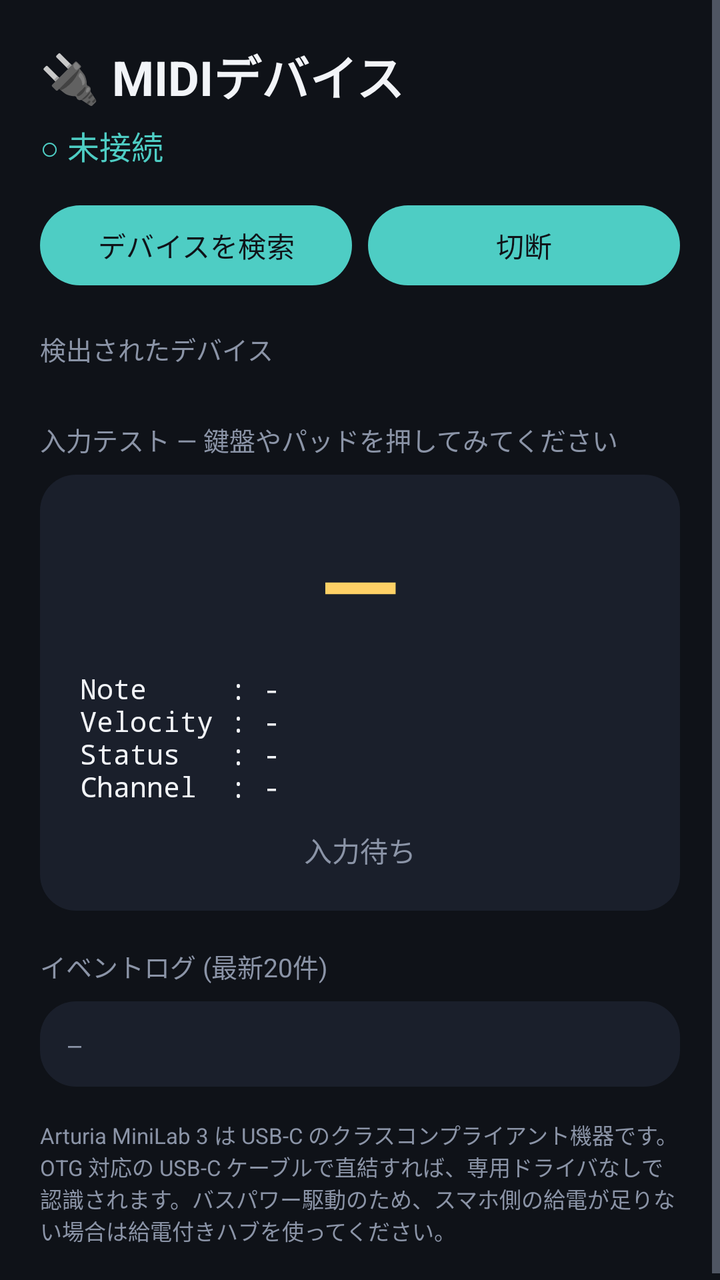
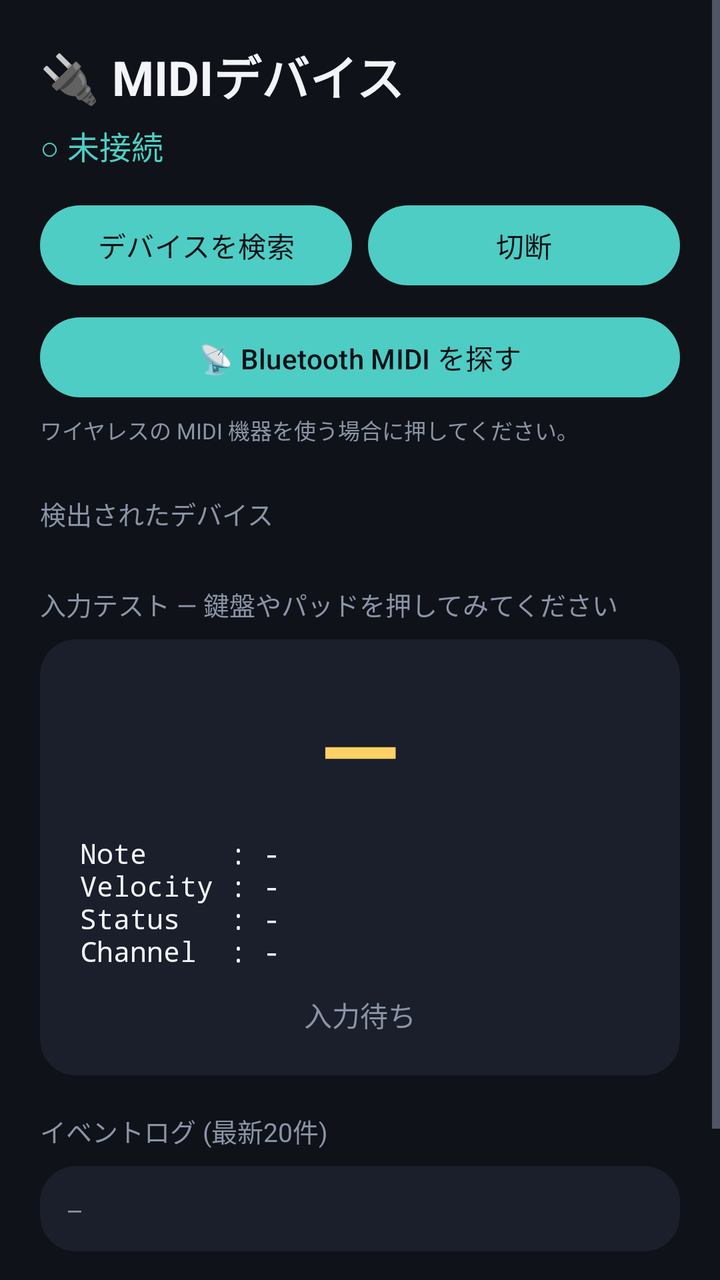

Compare the two renders of this Android layout. The source of the first and the diff that turns it into the second are given below.
<!-- AndroidManifest.xml: application theme Theme.MusicRoom -->
<!-- res/layout/activity_midi.xml -->
<?xml version="1.0" encoding="utf-8"?>
<ScrollView xmlns:android="http://schemas.android.com/apk/res/android"
    android:layout_width="match_parent"
    android:layout_height="match_parent"
    android:background="@color/bg"
    android:fillViewport="true">

    <LinearLayout
        android:layout_width="match_parent"
        android:layout_height="wrap_content"
        android:orientation="vertical"
        android:padding="20dp">

        <TextView
            android:layout_width="wrap_content"
            android:layout_height="wrap_content"
            android:text="🔌 MIDIデバイス"
            android:textColor="@color/text_primary"
            android:textSize="24sp"
            android:textStyle="bold" />

        <TextView
            android:id="@+id/textState"
            android:layout_width="wrap_content"
            android:layout_height="wrap_content"
            android:layout_marginTop="6dp"
            android:text="○ 未接続"
            android:textColor="@color/accent"
            android:textSize="16sp" />

        <LinearLayout
            android:layout_width="match_parent"
            android:layout_height="wrap_content"
            android:layout_marginTop="14dp"
            android:orientation="horizontal">

            <Button
                android:id="@+id/btnScan"
                android:layout_width="0dp"
                android:layout_height="wrap_content"
                android:layout_marginEnd="8dp"
                android:layout_weight="1"
                android:text="デバイスを検索" />

            <Button
                android:id="@+id/btnDisconnect"
                android:layout_width="0dp"
                android:layout_height="wrap_content"
                android:layout_weight="1"
                android:text="切断" />
        </LinearLayout>

        <TextView
            style="@style/SectionTitle"
            android:layout_marginTop="18dp"
            android:layout_marginBottom="8dp"
            android:text="検出されたデバイス" />

        <LinearLayout
            android:id="@+id/deviceList"
            android:layout_width="match_parent"
            android:layout_height="wrap_content"
            android:orientation="vertical" />

        <TextView
            style="@style/SectionTitle"
            android:layout_marginTop="18dp"
            android:layout_marginBottom="8dp"
            android:text="入力テスト — 鍵盤やパッドを押してみてください" />

        <LinearLayout
            android:layout_width="match_parent"
            android:layout_height="wrap_content"
            android:background="@drawable/bg_card"
            android:gravity="center_horizontal"
            android:orientation="vertical"
            android:padding="20dp">

            <TextView
                android:id="@+id/textNoteName"
                android:layout_width="wrap_content"
                android:layout_height="wrap_content"
                android:text="—"
                android:textColor="@color/accent_warm"
                android:textSize="52sp"
                android:textStyle="bold" />

            <TextView
                android:id="@+id/textDetail"
                android:layout_width="match_parent"
                android:layout_height="wrap_content"
                android:layout_marginTop="8dp"
                android:fontFamily="monospace"
                android:text="Note     : -\nVelocity : -\nStatus   : -\nChannel  : -"
                android:textColor="@color/text_primary"
                android:textSize="14sp" />

            <TextView
                android:id="@+id/textVerdict"
                android:layout_width="wrap_content"
                android:layout_height="wrap_content"
                android:layout_marginTop="12dp"
                android:text="入力待ち"
                android:textColor="@color/text_secondary"
                android:textSize="14sp" />
        </LinearLayout>

        <TextView
            style="@style/SectionTitle"
            android:layout_marginTop="18dp"
            android:layout_marginBottom="8dp"
            android:text="イベントログ (最新20件)" />

        <TextView
            android:id="@+id/textLog"
            android:layout_width="match_parent"
            android:layout_height="wrap_content"
            android:background="@drawable/bg_card"
            android:fontFamily="monospace"
            android:padding="14dp"
            android:text="—"
            android:textColor="@color/text_secondary"
            android:textSize="11sp" />

        <TextView
            android:layout_width="match_parent"
            android:layout_height="wrap_content"
            android:layout_marginTop="16dp"
            android:text="Arturia MiniLab 3 は USB-C のクラスコンプライアント機器です。OTG 対応の USB-C ケーブルで直結すれば、専用ドライバなしで認識されます。バスパワー駆動のため、スマホ側の給電が足りない場合は給電付きハブを使ってください。"
            android:textColor="@color/text_secondary"
            android:textSize="11sp" />
    </LinearLayout>
</ScrollView>
<!-- resources referenced by this layout -->
<resources>
  <color name="accent">#4ECDC4</color>
  <color name="accent_warm">#FFD166</color>
  <color name="bg">#0F1218</color>
  <color name="text_primary">#F2F4F8</color>
  <color name="text_secondary">#8B94A7</color>
  <!-- drawable bg_card (drawable) -->
  <?xml version="1.0" encoding="utf-8"?>
  <shape xmlns:android="http://schemas.android.com/apk/res/android"
      android:shape="rectangle">
      <solid android:color="@color/bg_card" />
      <corners android:radius="18dp" />
  </shape>
  <style name="SectionTitle">
          <item name="android:layout_width">wrap_content</item>
          <item name="android:layout_height">wrap_content</item>
          <item name="android:textColor">@color/text_secondary</item>
          <item name="android:textSize">13sp</item>
      </style>
  <style name="Theme.MusicRoom" parent="Theme.Material3.Dark.NoActionBar">
          <item name="colorPrimary">@color/accent</item>
          <item name="colorOnPrimary">#0F1218</item>
          <item name="colorSecondary">@color/accent_warm</item>
          <item name="android:colorBackground">@color/bg</item>
          <item name="android:statusBarColor" tools:targetApi="l">@color/bg</item>
          <item name="android:navigationBarColor" tools:targetApi="l">@color/bg</item>
          <item name="android:textColorPrimary">@color/text_primary</item>
          <item name="android:textColorSecondary">@color/text_secondary</item>
      </style>
  <color name="bg_card">#1A1F2B</color>
</resources>

<!-- the commit's change to res/layout/activity_midi.xml (unified diff, before → after) -->
@@ -49,6 +49,29 @@
                 android:layout_weight="1"
                 android:text="切断" />
         </LinearLayout>
+
+        <Button
+            android:id="@+id/btnBle"
+            android:layout_width="match_parent"
+            android:layout_height="wrap_content"
+            android:layout_marginTop="8dp"
+            android:text="📡 Bluetooth MIDI を探す" />
+
+        <TextView
+            android:id="@+id/textBleState"
+            android:layout_width="match_parent"
+            android:layout_height="wrap_content"
+            android:layout_marginTop="4dp"
+            android:text="ワイヤレスの MIDI 機器を使う場合に押してください。"
+            android:textColor="@color/text_secondary"
+            android:textSize="11sp" />
+
+        <LinearLayout
+            android:id="@+id/bleList"
+            android:layout_width="match_parent"
+            android:layout_height="wrap_content"
+            android:layout_marginTop="6dp"
+            android:orientation="vertical" />
 
         <TextView
             style="@style/SectionTitle"
